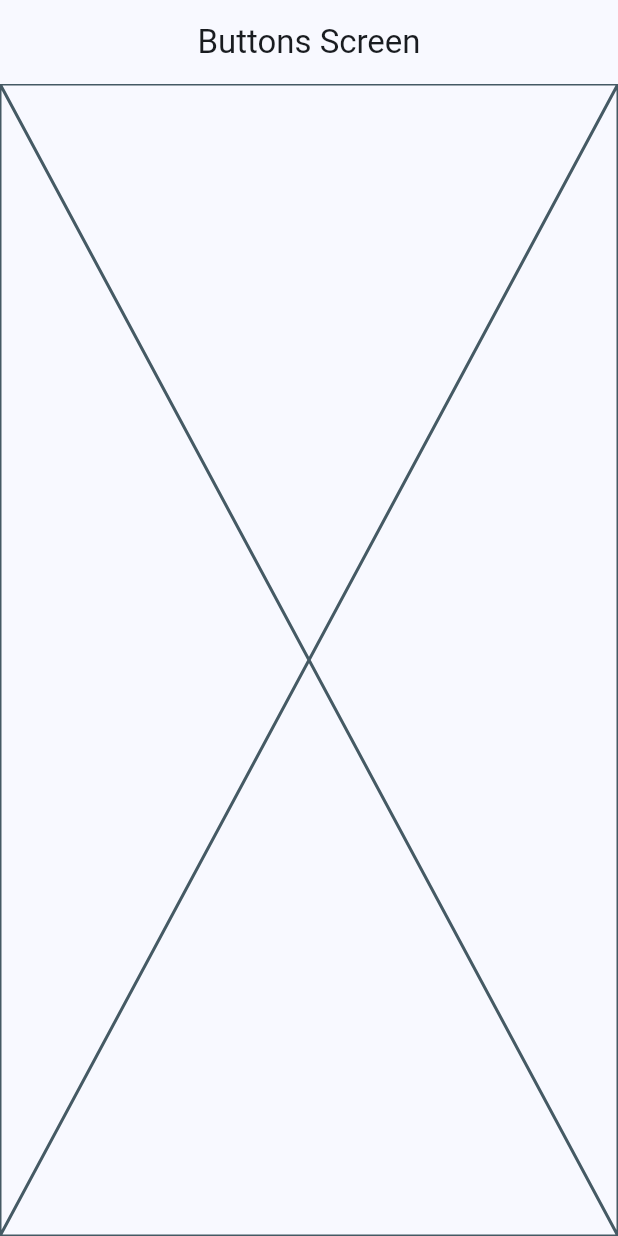
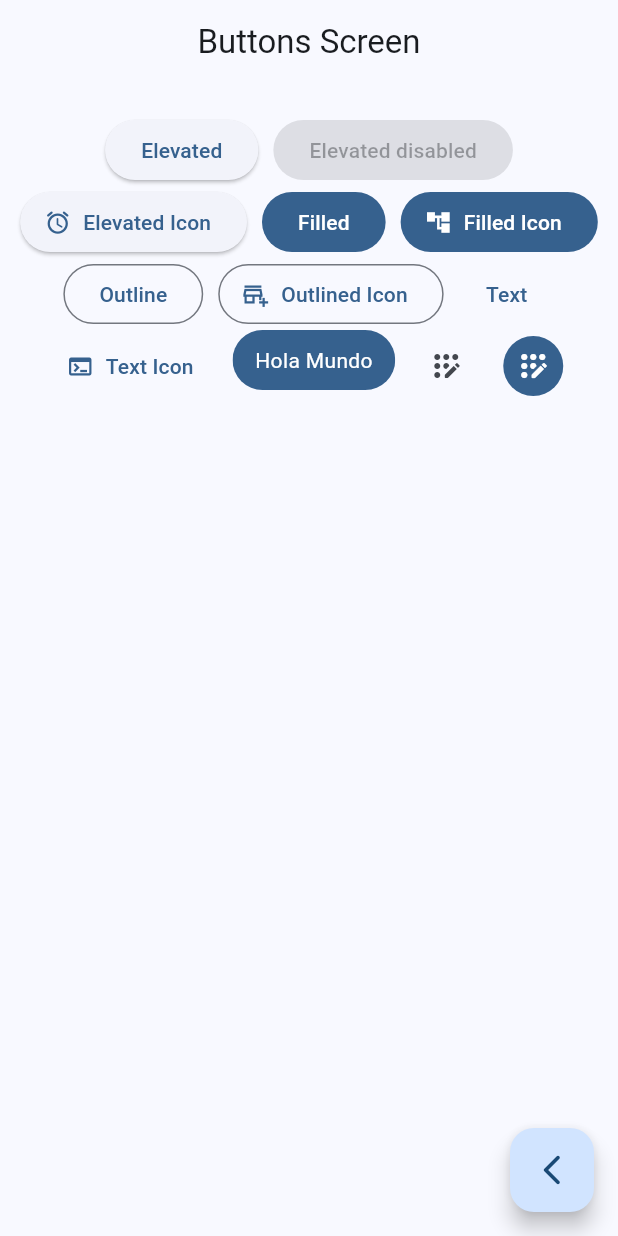
Before and after one commit to Corix5/widgets_app_flutter, a Flutter app: the ButtonsScreen screen opened by its route, on a phone screen of 412 x 824 dp. Run offline on Flutter 3.47's test engine with Material 3 defaults, Android fonts, the phone set to English and light mode, and no system bars; our stand-ins replace go_router.

Commit message:
buttons screen listos

```diff
--- a/lib/main.dart
+++ b/lib/main.dart
@@ -15,7 +15,6 @@ class MainApp extends StatelessWidget {
       routerConfig: appRouter,
       debugShowCheckedModeBanner: false,
       theme: AppTheme(selectedColor: 0).getTheme(),
-
     );
   }
 }
--- a/lib/presentation/screens/buttons/buttons_screen.dart
+++ b/lib/presentation/screens/buttons/buttons_screen.dart
@@ -1,4 +1,5 @@
 import 'package:flutter/material.dart';
+import 'package:go_router/go_router.dart';
 
 class ButtonsScreen extends StatelessWidget {
   static const String name = 'buttons_screen';
@@ -7,10 +8,104 @@ class ButtonsScreen extends StatelessWidget {
   @override
   Widget build(BuildContext context) {
     return Scaffold(
-      appBar: AppBar(
-        title: const Text('Buttons Screen'),
+      appBar: AppBar(title: const Text('Buttons Screen')),
+      body: const _ButtonsView(),
+      floatingActionButton: FloatingActionButton(
+        child: const Icon(Icons.arrow_back_ios_new_rounded),
+        onPressed: () {
+          context.pop();
+        },
       ),
-      body: Placeholder(),
     );
   }
 }
+
+class _ButtonsView extends StatelessWidget {
+  const _ButtonsView();
+
+  @override
+  Widget build(BuildContext context) {
+    final colors = Theme.of(context).colorScheme;
+    return SizedBox(
+      width: double.infinity,
+      child: Padding(
+        padding: const EdgeInsets.symmetric(horizontal: 10, vertical: 20),
+        child: Wrap(
+          spacing: 10,
+          alignment: WrapAlignment.center,
+          children: [
+            ElevatedButton(onPressed: () {}, child: Text('Elevated')),
+            const ElevatedButton(
+              onPressed: null,
+              child: Text('Elevated disabled'),
+            ),
+
+            ElevatedButton.icon(
+              onPressed: () {},
+              icon: Icon(Icons.access_alarm_rounded),
+              label: const Text('Elevated Icon'),
+            ),
+
+            FilledButton(onPressed: () {}, child: const Text('Filled')),
+            FilledButton.icon(
+              onPressed: () {},
+              label: Text('Filled Icon'),
+              icon: Icon(Icons.account_tree),
+            ),
+            OutlinedButton(onPressed: () {}, child: const Text('Outline')),
+            OutlinedButton.icon(
+              onPressed: () {},
+              label: const Text('Outlined Icon'),
+              icon: Icon(Icons.add_business_outlined),
+            ),
+            TextButton(onPressed: () {}, child: const Text('Text')),
+            TextButton.icon(
+              onPressed: () {},
+              label: const Text('Text Icon'),
+              icon: Icon(Icons.terminal),
+            ),
+
+            const CustomButton(),
+
+            IconButton(
+              onPressed: () {},
+              icon: Icon(Icons.app_registration_rounded),
+            ),
+            IconButton(
+              onPressed: () {},
+              icon: Icon(Icons.app_registration_rounded),
+              style: ButtonStyle(
+                backgroundColor: WidgetStatePropertyAll(colors.primary),
+                iconColor: WidgetStatePropertyAll(Colors.white),
+              ),
+            ),
+          ],
+        ),
+      ),
+    );
+  }
+}
+
+class CustomButton extends StatelessWidget {
+  const CustomButton({super.key});
+
+  @override
+  Widget build(BuildContext context) {
+    final colors = Theme.of(context).colorScheme;
+
+    return ClipRRect(
+      borderRadius: BorderRadiusGeometry.circular(20),
+      child: Material(
+        color: colors.primary,
+        child: InkWell(
+          onTap: (){},
+          hoverColor: colors.secondary,
+          child: Padding(
+            padding: const EdgeInsets.symmetric(horizontal: 15, vertical: 10),
+            child: Text('Hola Mundo', style: TextStyle(color: Colors.white)),
+          ),
+        ),
+      ),
+    );
+  }
+}
```
